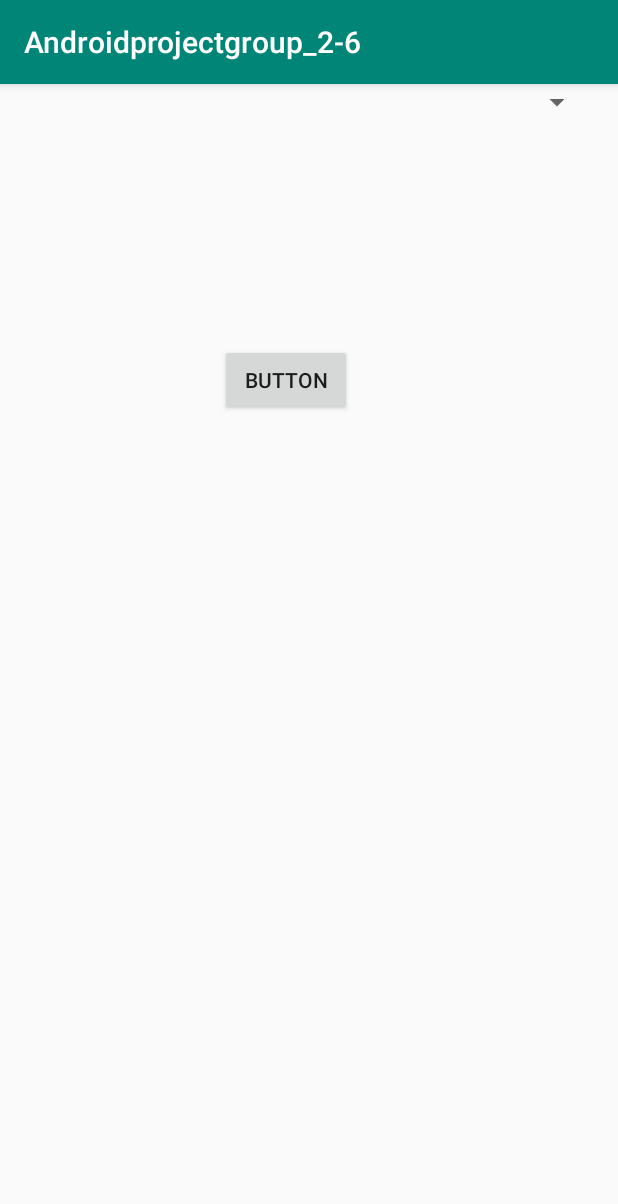
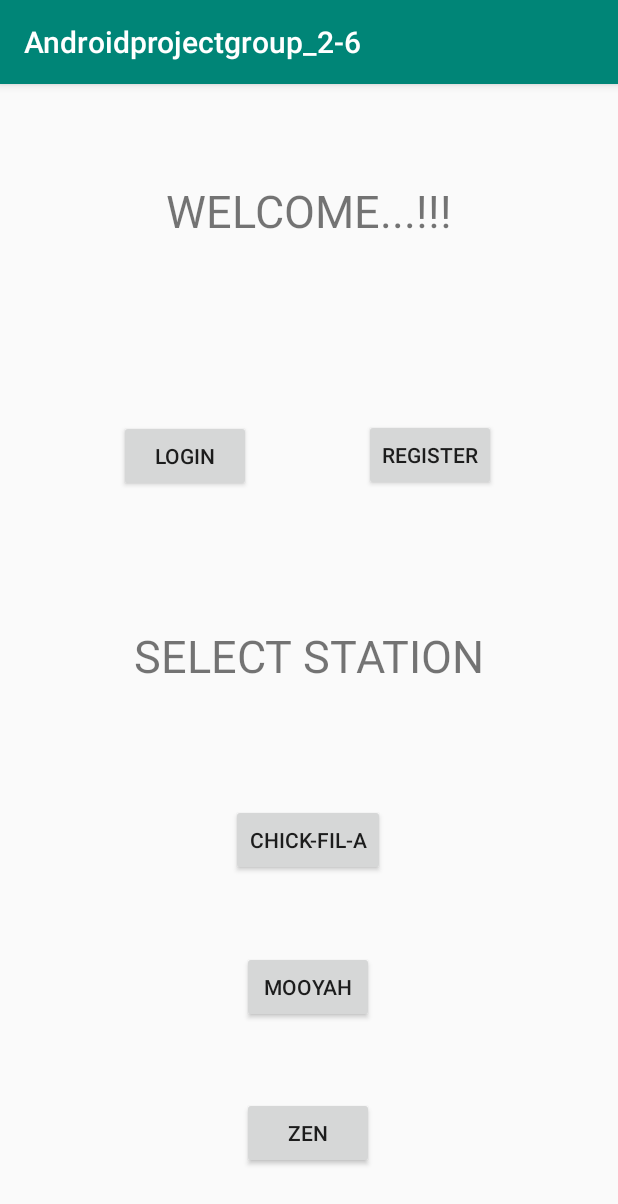
Before and after one commit to priyanka411/Android2-6, an Android app: the MainActivity screen opened directly, with no data from a screen before it, on a phone screen of 412 x 824 dp. Shown: the top 1204 px of the screen. Run offline under Robolectric (Android 15) with nearby library versions, the phone set to English and light mode, and no system bars.

Commit message:
update main

```diff
--- a/Androidprojectgroup_26/app/src/main/java/com/example/androidprojectgroup_2_6/MainActivity.java
+++ b/Androidprojectgroup_26/app/src/main/java/com/example/androidprojectgroup_2_6/MainActivity.java
@@ -6,10 +6,12 @@ import android.content.Intent;
 import android.support.v7.app.AppCompatActivity;
 import android.os.Bundle;
 import android.view.View;
+import android.widget.ArrayAdapter;
 import android.widget.Button;
+import android.widget.Spinner;
 
 public class MainActivity extends AppCompatActivity {
- Button b;
+ Button b,b1,b2,b3,b4;
     @Override
     protected void onCreate(Bundle savedInstanceState) {
         super.onCreate(savedInstanceState);
@@ -21,12 +23,57 @@ public class MainActivity extends AppCompatActivity {
             public void onClick(View v) {
                 test();
             }
-        });}
+        });
+        b1=(Button)findViewById(R.id.button2);
+        b1.setOnClickListener(new View.OnClickListener() {
+            @Override
+            public void onClick(View v) {
+                test();
+            }
+        });
+
+        b2=(Button)findViewById(R.id.button3);
+        b2.setOnClickListener(new View.OnClickListener() {
+            @Override
+            public void onClick(View v) {
+                test1();
+            }
+        });
+        b3=(Button)findViewById(R.id.button4);
+        b3.setOnClickListener(new View.OnClickListener() {
+            @Override
+            public void onClick(View v) {
+                test2();
+            }
+        });
+        b4=(Button)findViewById(R.id.button5);
+        b4.setOnClickListener(new View.OnClickListener() {
+            @Override
+            public void onClick(View v) {
+                test3();
+            }
+        });
+
+    }
             public void test(){
 
                 Intent i=new Intent(this, Activity2.class);
                 startActivity(i);
-        }
+              }
 
+    public void test1(){
 
+        Intent i=new Intent(this, Activity1.class);
+        startActivity(i);
+    }
+    public void test2(){
+
+        Intent i=new Intent(this, Activity1.class);
+        startActivity(i);
+    }
+    public void test3(){
+
+        Intent i=new Intent(this, Activity1.class);
+        startActivity(i);
+    }
 }
--- a/Androidprojectgroup_26/app/src/main/res/layout/activity_main.xml
+++ b/Androidprojectgroup_26/app/src/main/res/layout/activity_main.xml
@@ -10,19 +10,86 @@
         android:id="@+id/button"
         android:layout_width="wrap_content"
         android:layout_height="wrap_content"
-        android:text="Button"
+        android:text="LOGIN"
         app:layout_constraintBottom_toBottomOf="parent"
         app:layout_constraintEnd_toEndOf="parent"
-        app:layout_constraintHorizontal_bias="0.452"
+        app:layout_constraintHorizontal_bias="0.244"
         app:layout_constraintStart_toStartOf="parent"
         app:layout_constraintTop_toTopOf="parent"
-        app:layout_constraintVertical_bias="0.241" />
+        app:layout_constraintVertical_bias="0.311" />
 
-    <Spinner
-        android:id="@+id/spinner"
-        android:layout_width="395dp"
+    <TextView
+        android:id="@+id/textView5"
+        android:layout_width="wrap_content"
         android:layout_height="wrap_content"
-        tools:layout_editor_absoluteX="8dp"
-        tools:layout_editor_absoluteY="333dp" />
+        android:text="WELCOME...!!!"
+        android:textSize="30sp"
+        app:layout_constraintBottom_toBottomOf="parent"
+        app:layout_constraintEnd_toEndOf="parent"
+        app:layout_constraintHorizontal_bias="0.5"
+        app:layout_constraintStart_toStartOf="parent"
+        app:layout_constraintTop_toTopOf="parent"
+        app:layout_constraintVertical_bias="0.088" />
+
+    <Button
+        android:id="@+id/button2"
+        android:layout_width="wrap_content"
+        android:layout_height="wrap_content"
+        android:layout_marginEnd="72dp"
+        android:text="REGISTER"
+        app:layout_constraintBottom_toTopOf="@+id/textView6"
+        app:layout_constraintEnd_toEndOf="parent"
+        app:layout_constraintHorizontal_bias="0.892"
+        app:layout_constraintStart_toEndOf="@+id/button"
+        app:layout_constraintTop_toBottomOf="@+id/textView5"
+        app:layout_constraintVertical_bias="0.572" />
+
+    <TextView
+        android:id="@+id/textView6"
+        android:layout_width="wrap_content"
+        android:layout_height="wrap_content"
+        android:text="SELECT STATION"
+        android:textSize="30sp"
+        app:layout_constraintBottom_toBottomOf="parent"
+        app:layout_constraintEnd_toEndOf="parent"
+        app:layout_constraintStart_toStartOf="parent"
+        app:layout_constraintTop_toBottomOf="@+id/button"
+        app:layout_constraintVertical_bias="0.195" />
+
+    <Button
+        android:id="@+id/button3"
+        android:layout_width="wrap_content"
+        android:layout_height="wrap_content"
+        android:text="CHICK-FIL-A"
+        app:layout_constraintBottom_toBottomOf="parent"
+        app:layout_constraintEnd_toEndOf="parent"
+        app:layout_constraintHorizontal_bias="0.498"
+        app:layout_constraintStart_toStartOf="parent"
+        app:layout_constraintTop_toTopOf="parent"
+        app:layout_constraintVertical_bias="0.667" />
+
+    <Button
+        android:id="@+id/button4"
+        android:layout_width="wrap_content"
+        android:layout_height="wrap_content"
+        android:text="MOOYAH"
+        app:layout_constraintBottom_toBottomOf="parent"
+        app:layout_constraintEnd_toEndOf="parent"
+        app:layout_constraintHorizontal_bias="0.498"
+        app:layout_constraintStart_toStartOf="parent"
+        app:layout_constraintTop_toTopOf="parent"
+        app:layout_constraintVertical_bias="0.803" />
+
+    <Button
+        android:id="@+id/button5"
+        android:layout_width="wrap_content"
+        android:layout_height="wrap_content"
+        android:text="ZEN"
+        app:layout_constraintBottom_toBottomOf="parent"
+        app:layout_constraintEnd_toEndOf="parent"
+        app:layout_constraintHorizontal_bias="0.498"
+        app:layout_constraintStart_toStartOf="parent"
+        app:layout_constraintTop_toBottomOf="@+id/button4"
+        app:layout_constraintVertical_bias="0.523" />
 
 </android.support.constraint.ConstraintLayout>
--- /dev/null
+++ b/Androidprojectgroup_26/app/src/main/res/values/arrays.xml
@@ -0,0 +1,8 @@
+<?xml version="1.0" encoding="utf-8"?>
+<resources>
+    <string-array name="stations">
+        <item>Chick-Fil-A</item>
+        <item>Mooyah</item>
+        <item>Zen</item>
+    </string-array>
+</resources>
```
